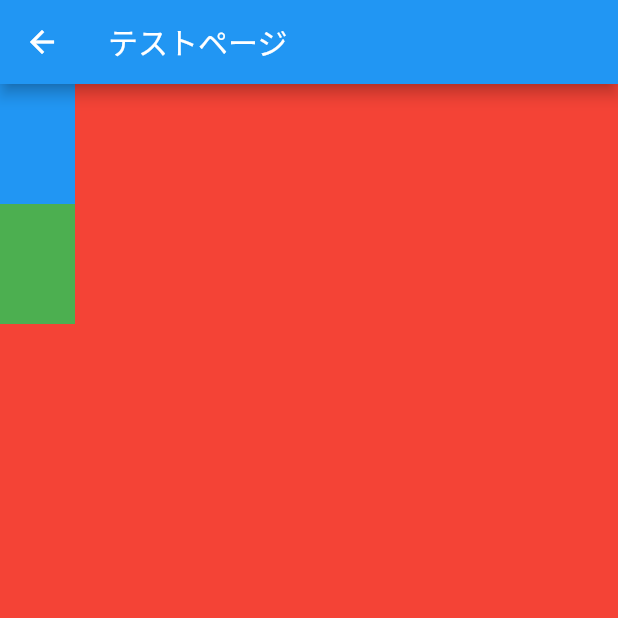
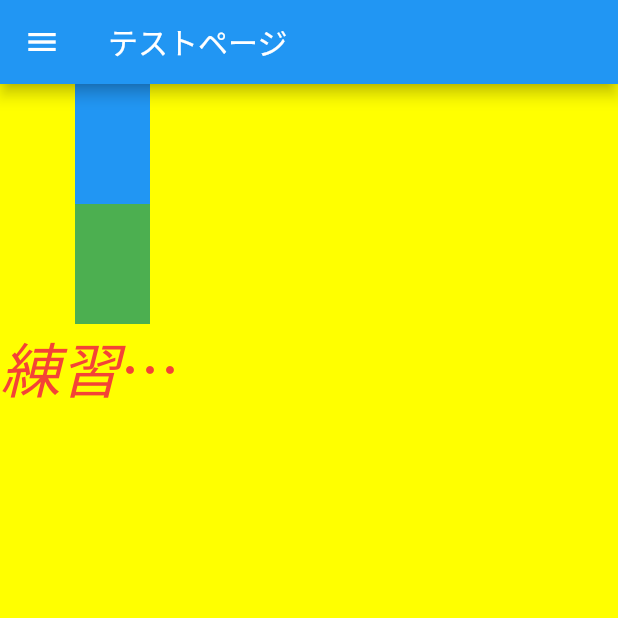
Before and after one commit to takumi-I621/takumi-I621, a Flutter app: the TestPage screen opened directly, on a phone screen of 412 x 824 dp, the top half of it. Run offline on Flutter 3.47's test engine with Material 2 defaults, Android fonts, the phone set to English and light mode, and no system bars.

Commit message:
画面遷移追加

```diff
--- a/lib/test_page.dart
+++ b/lib/test_page.dart
@@ -32,10 +32,28 @@ class _TestPageState extends State<TestPage> {
             width: 50,
             height: 80,
             color: Colors.green,
-          )
+          ),
+          Container(
+            width: 150,
+            child: Text(
+             '練習文字列',
+              style: TextStyle(
+                fontSize: 40,
+                color: Colors.red,
+                //decoration: TextDecoration.lineThrough,
+                fontStyle: FontStyle.italic,
+              ),
+              //「overflow」文字列が途中で途切れた時...で表示する工夫
+              overflow: TextOverflow.ellipsis,
+            ),
+            //color: Colors.lightGreen,
+          ),
         ],
       ),
-      backgroundColor: Colors.red,
+      //「Drawer」画面はじにメニュー追加してドロワーをスワイプできるようにする
+      drawer: Drawer(),
+      //endDrawer: Drawer(),
+      backgroundColor: Colors.yellowAccent,
     );
   }
 }
```
